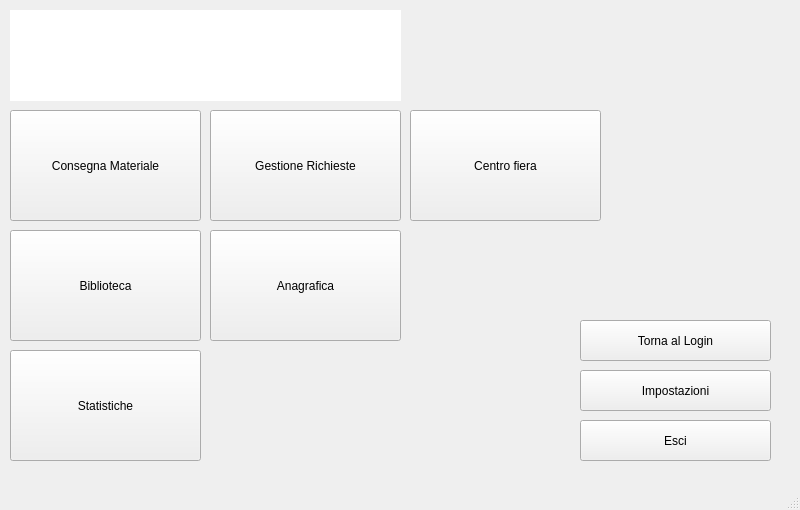
Above: mainMenu.ui from Paolo95/Programma_Buste before the change. Below: the same form after it.
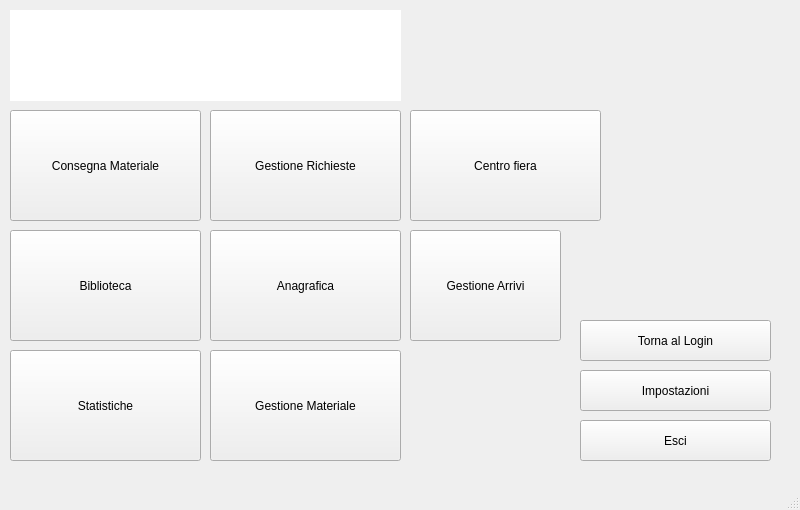
That is the form after the change.

The edit to the form file:
```diff
--- a/mainMenu.ui
+++ b/mainMenu.ui
@@ -162,6 +162,32 @@
      <string>Gestione Richieste</string>
     </property>
    </widget>
+   <widget class="QPushButton" name="btnGestioneMateriale">
+    <property name="geometry">
+     <rect>
+      <x>210</x>
+      <y>350</y>
+      <width>191</width>
+      <height>111</height>
+     </rect>
+    </property>
+    <property name="text">
+     <string>Gestione Materiale</string>
+    </property>
+   </widget>
+   <widget class="QPushButton" name="btnGestioneArrivi">
+    <property name="geometry">
+     <rect>
+      <x>410</x>
+      <y>230</y>
+      <width>151</width>
+      <height>111</height>
+     </rect>
+    </property>
+    <property name="text">
+     <string>Gestione Arrivi</string>
+    </property>
+   </widget>
   </widget>
   <widget class="QMenuBar" name="menubar">
    <property name="geometry">
```
